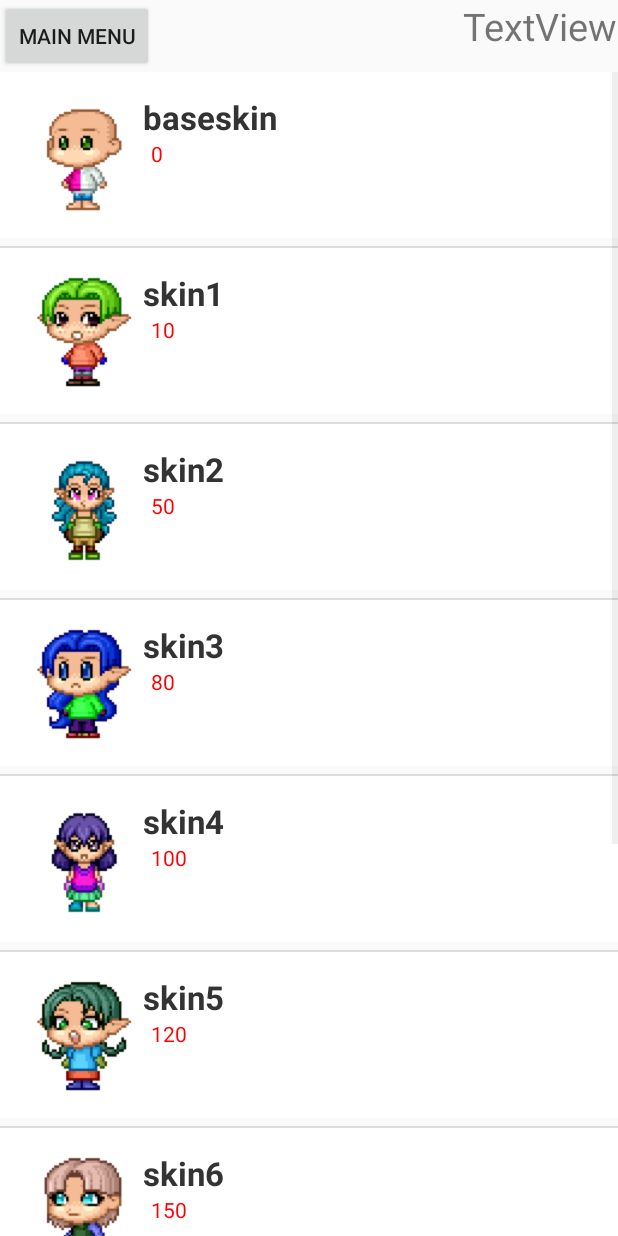
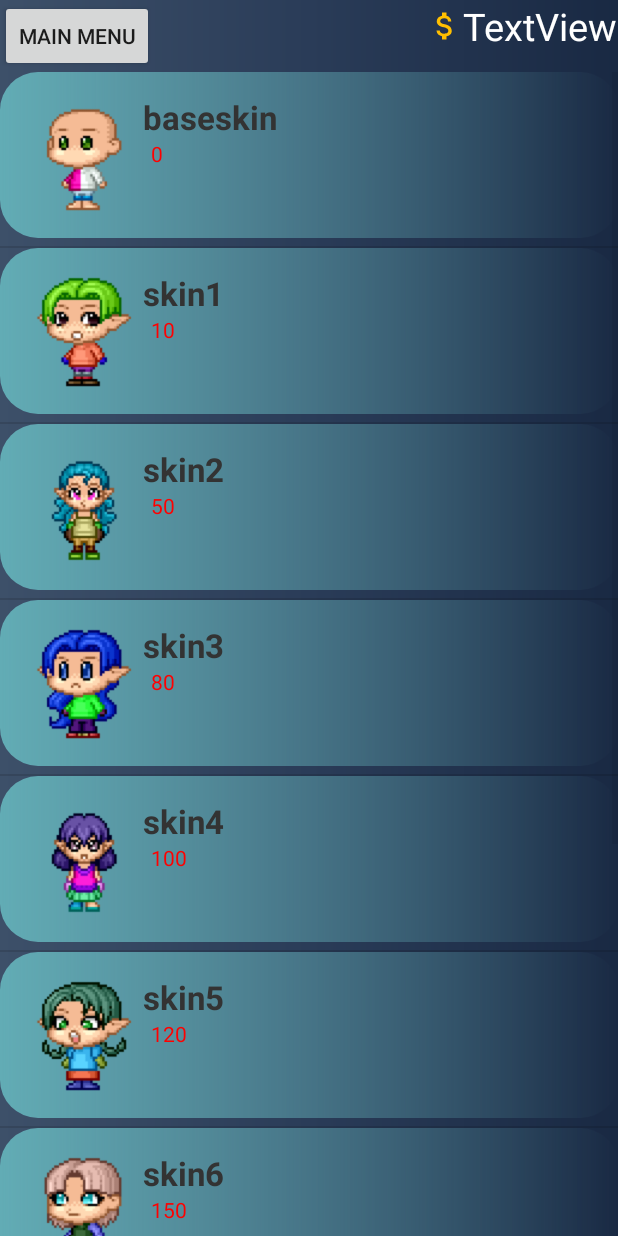
Before and after one commit to kenshin657/MOBAPDE-PIXQUEST, an Android app: the shop screen opened directly, with no data from a screen before it, on a phone screen of 412 x 824 dp. Run offline under Robolectric (Android 15) with nearby library versions, the phone set to English and light mode, and no system bars; our stand-ins replace Firebase (no records; nobody signed in at launch, a user with empty details on screens opened directly).

Commit message:
Shop UI Change

```diff
--- a/app/src/main/res/drawable/grad.xml
+++ b/app/src/main/res/drawable/grad.xml
@@ -1,6 +1,9 @@
 <?xml version="1.0" encoding="utf-8"?>
 <shape xmlns:android="http://schemas.android.com/apk/res/android"
-    android:shape="oval" android:padding="10dp">
-    <!-- you can use any color you want I used here gray color-->
-    <solid android:color="@color/profile"/>
+    android:shape="rectangle">
+    <gradient
+        android:startColor="#62ACB5"
+        android:angle="0"/>
+    <corners
+        android:radius="25dp"/>
 </shape>
--- /dev/null
+++ b/app/src/main/res/drawable/ic_attach_money_black_24dp.xml
@@ -0,0 +1,5 @@
+<vector android:height="24dp" android:tint="#FFBF00"
+    android:viewportHeight="24.0" android:viewportWidth="24.0"
+    android:width="24dp" xmlns:android="http://schemas.android.com/apk/res/android">
+    <path android:fillColor="#FF000000" android:pathData="M11.8,10.9c-2.27,-0.59 -3,-1.2 -3,-2.15 0,-1.09 1.01,-1.85 2.7,-1.85 1.78,0 2.44,0.85 2.5,2.1h2.21c-0.07,-1.72 -1.12,-3.3 -3.21,-3.81V3h-3v2.16c-1.94,0.42 -3.5,1.68 -3.5,3.61 0,2.31 1.91,3.46 4.7,4.13 2.5,0.6 3,1.48 3,2.41 0,0.69 -0.49,1.79 -2.7,1.79 -2.06,0 -2.87,-0.92 -2.98,-2.1h-2.2c0.12,2.19 1.76,3.42 3.68,3.83V21h3v-2.15c1.95,-0.37 3.5,-1.5 3.5,-3.55 0,-2.84 -2.43,-3.81 -4.7,-4.4z"/>
+</vector>
--- a/app/src/main/res/layout/activity_adventure_license.xml
+++ b/app/src/main/res/layout/activity_adventure_license.xml
@@ -12,7 +12,8 @@
     <RelativeLayout
         android:layout_width="wrap_content"
         android:layout_height="wrap_content"
-        android:background="@drawable/grad"
+        android:background="@color/profile"
+        android:layout_marginTop="25dp"
         android:layout_centerHorizontal="true"
         android:id="@+id/frame"
         android:layout_marginBottom="40dp">
--- a/app/src/main/res/layout/activity_pix_quest__main.xml
+++ b/app/src/main/res/layout/activity_pix_quest__main.xml
@@ -73,6 +73,7 @@
             android:layout_height="wrap_content"/>
 
         <TextView
+            android:layout_gravity="center"
             android:text="Weekly Quests"
             android:textSize="60px"
             android:layout_width="wrap_content"
--- a/app/src/main/res/layout/activity_shop.xml
+++ b/app/src/main/res/layout/activity_shop.xml
@@ -4,7 +4,8 @@
     xmlns:tools="http://schemas.android.com/tools"
     android:layout_width="match_parent"
     android:layout_height="match_parent"
-    tools:context=".shop">
+    tools:context=".shop"
+    android:background="@drawable/gradient">
 
 
     <RelativeLayout
@@ -25,7 +26,9 @@
             android:layout_height="wrap_content"
             android:layout_alignParentRight="true"
             android:textSize="25dp"
-            android:text="TextView" />
+            android:text="TextView"
+            android:textColor="#FFFFFF"
+            android:drawableLeft="@drawable/ic_attach_money_black_24dp"/>
 
 
     </RelativeLayout>
--- a/app/src/main/res/layout/shoplistview.xml
+++ b/app/src/main/res/layout/shoplistview.xml
@@ -2,23 +2,29 @@
 <LinearLayout xmlns:android="http://schemas.android.com/apk/res/android"
     xmlns:app="http://schemas.android.com/apk/res-auto"
     xmlns:tools="http://schemas.android.com/tools"
-    android:orientation="vertical" android:layout_width="match_parent"
-    android:layout_height="match_parent">
+    android:layout_width="match_parent"
+    android:layout_height="match_parent"
+    android:background="@drawable/gradient"
+    android:orientation="vertical">
 
     <RelativeLayout
         android:layout_width="match_parent"
         android:layout_height="wrap_content"
         android:layout_marginBottom="5dp"
-        android:background="#ffffff"
+        android:background="@drawable/grad"
         android:padding="15dp">
+
+        <RelativeLayout
+            android:layout_width="wrap_content"
+            android:layout_height="wrap_content">
+
 
             <ImageView
                 android:id="@+id/skinimage"
                 android:layout_width="80dp"
                 android:layout_height="80dp"
                 android:layout_weight="0.11"
-            tools:srcCompat="@tools:sample/avatars[0]"
-            />
+                tools:srcCompat="@tools:sample/avatars[0]"/>
 
             <TextView
                 android:id="@+id/skinname"
@@ -27,10 +33,10 @@
                 android:layout_alignParentTop="true"
                 android:layout_toEndOf="@id/skinimage"
                 android:layout_toRightOf="@id/skinimage"
+                android:text="TextView"
                 android:textColor="#333"
                 android:textSize="22dp"
-            android:textStyle="bold"
-            android:text="TextView" />
+                android:textStyle="bold" />
 
             <TextView
                 android:id="@+id/skinprice"
@@ -41,7 +47,11 @@
                 android:layout_toRightOf="@id/skinimage"
                 android:layout_weight="1"
                 android:paddingLeft="5dp"
-            android:textColor="#ff0000"
-            android:text="TextView" />
+                android:text="TextView"
+                android:textColor="#ff0000" />
+        </RelativeLayout>
+
+
+
     </RelativeLayout>
 </LinearLayout>
```
Also changed, not shown: app/src/main/res/drawable/circle.xml (added, +12 -0 lines), app/src/main/res/drawable/ic_arrow_back_black_24dp.xml (added, +9 -0 lines). Lines whose indentation alone changed are shown as unchanged.
